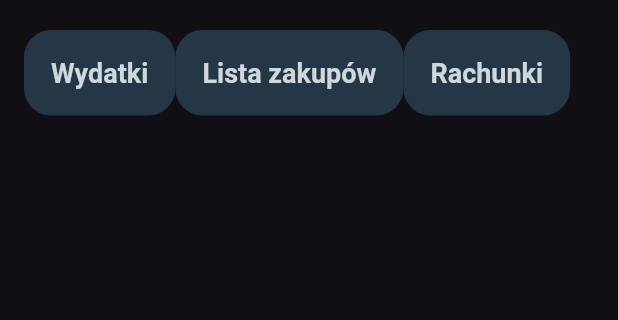
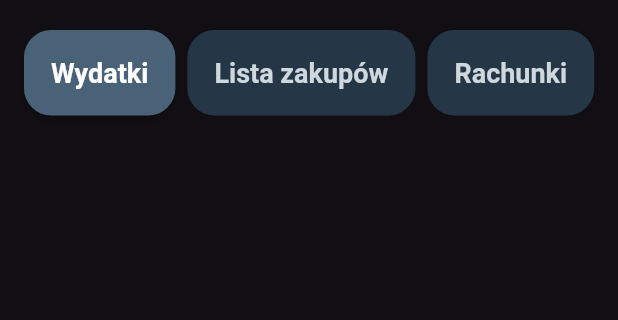
Before and after one commit to kacpercwiertnia/niezapominapka, a Flutter app: the GroupScreen screen opened directly with empty values, on a phone screen of 412 x 824 dp, the part 72-392 px from its top. Run offline on Flutter 3.47's test engine with Material 3 defaults, Android fonts, the phone set to English and light mode, and no system bars; our stand-ins replace flutter_riverpod, riverpod_annotation, sqflite; accounts and stored records are empty; generated files the repository leaves out were written again.

Commit message:
group view created

```diff
--- a/lib/features/group/GroupScreen.dart
+++ b/lib/features/group/GroupScreen.dart
@@ -5,6 +5,7 @@ import 'package:niezapominapka/components/molecules/AppPage.dart';
 import 'package:niezapominapka/components/molecules/AppTitle.dart';
 import 'package:niezapominapka/features/group/GroupView.dart';
 import 'package:niezapominapka/features/groups/model/group_model.dart';
+import 'package:niezapominapka/theme.dart';
 
 class GroupScreen extends ConsumerStatefulWidget {
   final Group group;
@@ -23,27 +24,44 @@ class _GroupScreenState extends ConsumerState<GroupScreen> {
     return Scaffold(
       appBar: AppTitle(showBack: true),
       body: AppPage(
-          child: Row(
+          child: Column(
+              children: [
+                Row(
+                  mainAxisAlignment: MainAxisAlignment.center,
                   children: [
                     ElevatedButton(
+                      style: curView == GroupView.Expenses
+                          ? AppTheme.selectedElevatedButtonStyle
+                          : AppTheme.unselectedElevatedButtonStyle,
                       onPressed: () => setState(() =>
                       curView = GroupView.Expenses
                       ),
                       child: Text("Wydatki"),
                     ),
+                    const SizedBox(width: 8,),
                     ElevatedButton(
+                      style: curView == GroupView.ShopList
+                          ? AppTheme.selectedElevatedButtonStyle
+                          : AppTheme.unselectedElevatedButtonStyle,
                       onPressed: () => setState(() =>
                       curView = GroupView.ShopList
                       ),
                       child: Text("Lista zakupów"),
                     ),
+                    const SizedBox(width: 8,),
                     ElevatedButton(
+                      style: curView == GroupView.Bills
+                          ? AppTheme.selectedElevatedButtonStyle
+                          : AppTheme.unselectedElevatedButtonStyle,
                       onPressed: () => setState(() =>
                       curView = GroupView.Bills
                       ),
                       child: Text("Rachunki"),
                     ),
                   ],
+                ),
+                const SizedBox(height: 20,)
+              ]
           )
       )
     );
--- a/lib/theme.dart
+++ b/lib/theme.dart
@@ -4,6 +4,7 @@ class AppTheme {
   static const Color backgroundColor = Color(0xFF110F13);
   static const Color cardBg = Color(0xFF091926);
   static const Color inputButtonBg = Color(0xFF253746);
+  static const Color inputButtonSelectedBg = Color(0xFF4A6278);
   static const Color textPrimary = Colors.white;
   static const Color textSecondary = Color(0xFFCFD8DC);
   static const Color primary = Color(0xFF61A5FF);
@@ -85,4 +86,28 @@ class AppTheme {
       ),
     ),
   );
+
+  static ButtonStyle get unselectedElevatedButtonStyle => ButtonStyle(
+    backgroundColor: const WidgetStatePropertyAll(inputButtonBg),
+    foregroundColor: const WidgetStatePropertyAll(textSecondary),
+    elevation: const WidgetStatePropertyAll(0),
+    padding: const WidgetStatePropertyAll(
+      EdgeInsets.symmetric(horizontal: 18, vertical: 18),
+    ),
+    shape: WidgetStatePropertyAll(
+      RoundedRectangleBorder(
+        borderRadius: BorderRadius.circular(18),
+      ),
+    ),
+    textStyle: const WidgetStatePropertyAll(
+      TextStyle(fontSize: 18, fontWeight: FontWeight.w600),
+    ),
+  );
+
+  // Styl Wybrany - kopiuje bazowy i zmienia tylko tło oraz kolor tekstu na biały
+  static ButtonStyle get selectedElevatedButtonStyle => unselectedElevatedButtonStyle.copyWith(
+    backgroundColor: const WidgetStatePropertyAll(inputButtonSelectedBg),
+    foregroundColor: const WidgetStatePropertyAll(Colors.white),
+    elevation: const WidgetStatePropertyAll(2), // Opcjonalnie lekki cień dla wyróżnienia
+  );
 }
```
Lines whose indentation alone changed are shown as unchanged.
